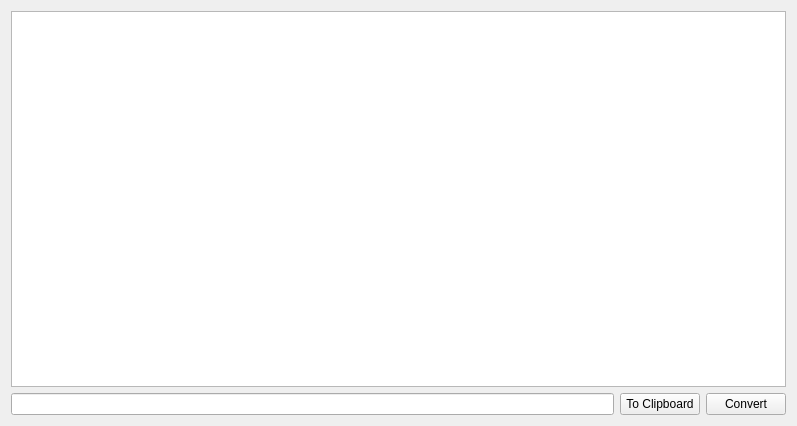
Qt form src/PocketWidget.ui (ilyayunkin/StocksMonitor) before a commit.
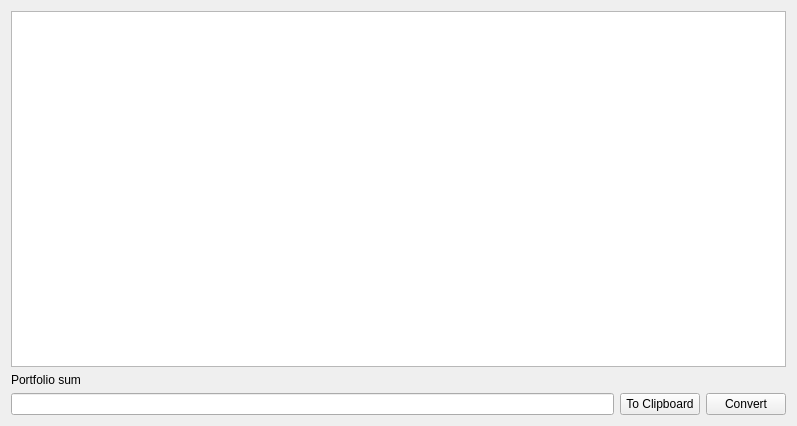
The same form after that commit.

Commit message: Remodeling of portfolio widget

```diff
--- a/src/PocketWidget.ui
+++ b/src/PocketWidget.ui
@@ -17,6 +17,13 @@
    <item>
     <widget class="QTableView" name="tableView"/>
    </item>
+   <item>
+    <widget class="QLabel" name="label">
+     <property name="text">
+      <string>Portfolio sum</string>
+     </property>
+    </widget>
+   </item>
    <item>
     <layout class="QHBoxLayout" name="horizontalLayout">
      <item>
```
